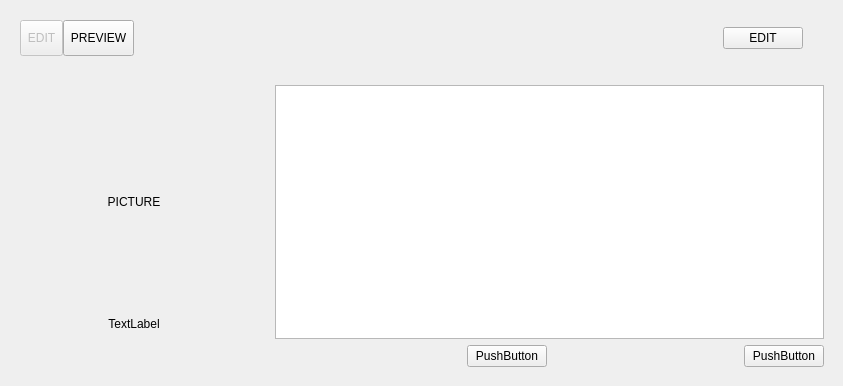
The window that src/tribler-gui/tribler_gui/qt_resources/channel_description.ui (Tribler/tribler) describes before a commit, drawn with Qt 5.
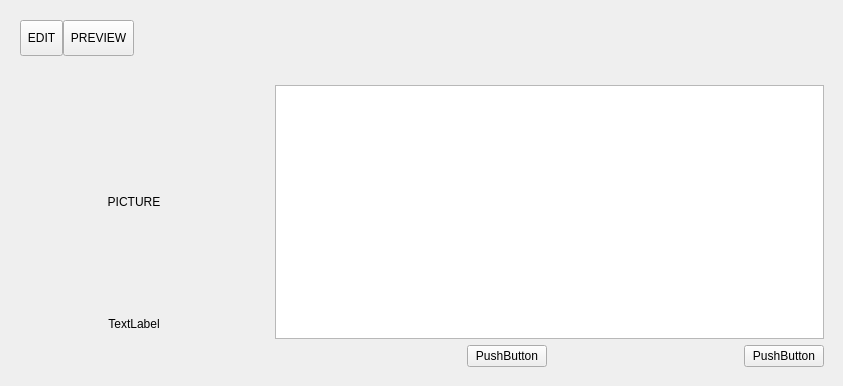
The same window after the commit. The open tabs and pages were chosen to show the change. Icons and pictures are not drawn. Custom widgets are drawn as their Qt base class.

The edit to the form file:
```diff
--- a/src/tribler-gui/tribler_gui/qt_resources/channel_description.ui
+++ b/src/tribler-gui/tribler_gui/qt_resources/channel_description.ui
@@ -102,9 +102,6 @@
         </item>
         <item>
          <widget class="UnderlineTabButton" name="edit_mode_button">
-          <property name="enabled">
-           <bool>false</bool>
-          </property>
           <property name="sizePolicy">
            <sizepolicy hsizetype="Minimum" vsizetype="Fixed">
             <horstretch>0</horstretch>
@@ -190,7 +187,14 @@
      <item>
       <widget class="QPushButton" name="pushButton">
        <property name="text">
-        <string>EDIT</string>
+        <string/>
+       </property>
+       <property name="icon">
+        <iconset>
+         <normaloff>../images/edit.png</normaloff>../images/edit.png</iconset>
+       </property>
+       <property name="flat">
+        <bool>true</bool>
        </property>
       </widget>
      </item>
```
Left out of the diff: 15 changed lines with no effect on the pictures.
